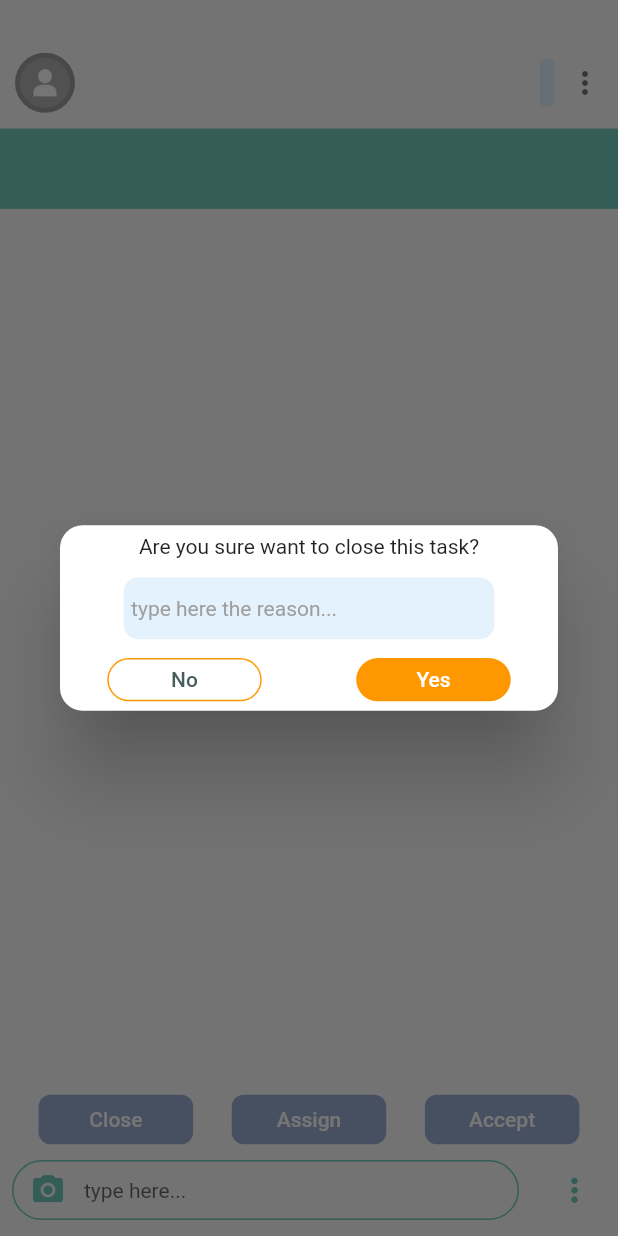
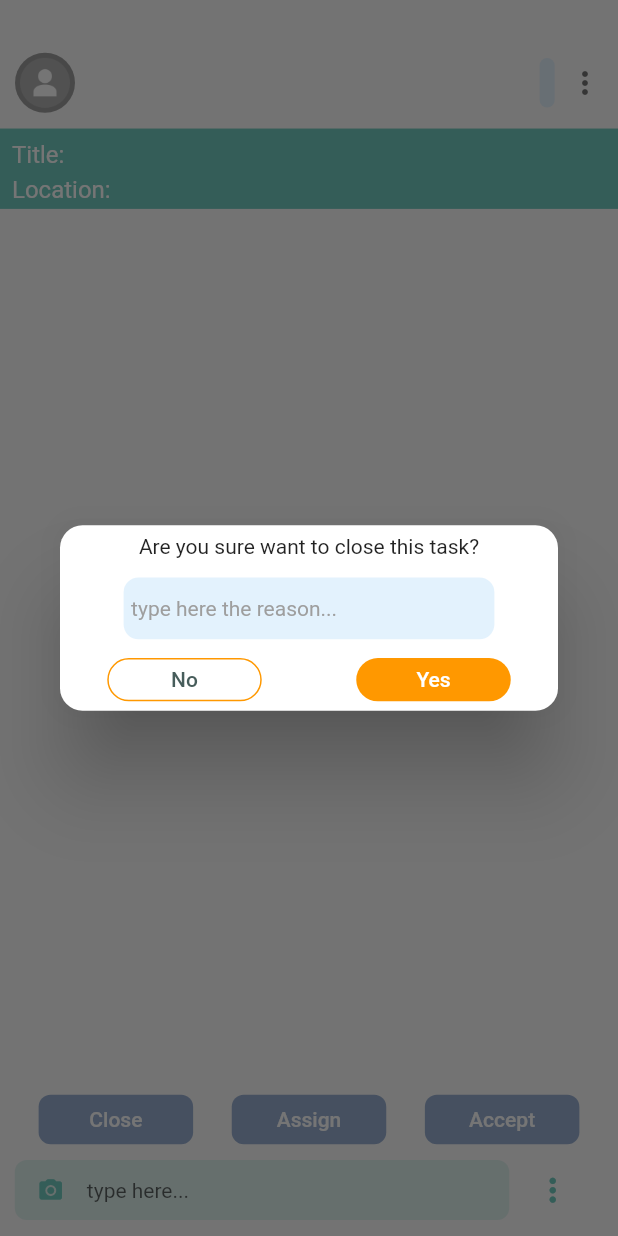
Before and after one commit to hilman117/inboxapp, a Flutter app: the Chatroom screen opened directly with empty values, after a tap on "Close", on a phone screen of 412 x 824 dp. Run offline on Flutter 3.47's test engine with Material 2 defaults, Android fonts, the phone set to English and light mode, and no system bars; our stand-ins replace animated_list_plus, awesome_notifications, cloud_firestore, connectivity_plus, dotted_border, firebase_auth and 16 more; missing offline and left inert: flutter_animated_dialog; accounts and stored records are empty; network calls fail; statements that could not run were skipped; project files that could hold a hidden picture were left out.

Commit message:
Update UI

```diff
--- a/lib/Screens/chatroom/chatroom.dart
+++ b/lib/Screens/chatroom/chatroom.dart
@@ -194,8 +194,6 @@ class _ChatroomState extends State<Chatroom>
                                           ['sender'],
                                       snapshot.data!['comment'][index]
                                           ['commentBody'],
-                                      snapshot.data!['comment'][index]
-                                          ['description'],
                                       snapshot.data!['comment'][index]
                                           ['accepted'],
                                       snapshot.data!['comment'][index]['esc'],
--- a/lib/Screens/chatroom/widget/custom_appbar_chatroom.dart
+++ b/lib/Screens/chatroom/widget/custom_appbar_chatroom.dart
@@ -89,14 +89,14 @@ Widget chatroomAppbar(
                     mainAxisAlignment: MainAxisAlignment.center,
                     children: [
                       Text(
-                        title,
+                        'Title: $title',
                         style: TextStyle(color: Colors.white, fontSize: 16),
                       ),
                       SizedBox(
                         height: Get.height * 0.005,
                       ),
                       Text(
-                        lokasi,
+                        'Location: $lokasi',
                         style: TextStyle(color: Colors.white, fontSize: 16),
                       ),
                     ],
--- a/lib/Screens/chatroom/widget/keyboard.dart
+++ b/lib/Screens/chatroom/widget/keyboard.dart
@@ -19,13 +19,18 @@ Widget keyboardChat(
     width: double.infinity,
     child: Row(
       children: [
-        Expanded(
-          child: Container(
-            padding: const EdgeInsets.symmetric(horizontal: 8),
+        SizedBox(
+          width: Get.width * 0.024,
+        ),
+        Container(
+          decoration: BoxDecoration(
+              color: mainColor.withOpacity(0.2),
+              borderRadius: BorderRadius.circular(8)),
+          width: Get.width * 0.8,
+          padding: const EdgeInsets.symmetric(horizontal: 0),
           height: 40,
           child: TextFormField(
-              controller:
-                  Provider.of<ChatRoomController>(context, listen: false)
+            controller: Provider.of<ChatRoomController>(context, listen: false)
                 .commentBody,
             cursorColor: mainColor,
             textAlignVertical: TextAlignVertical.center,
@@ -40,6 +45,8 @@ Widget keyboardChat(
             maxLines: 5,
             style: const TextStyle(fontSize: 14, overflow: TextOverflow.clip),
             decoration: InputDecoration(
+              isDense: true,
+              border: InputBorder.none,
               hintText: "type here...",
               hintStyle: const TextStyle(fontSize: 14),
               contentPadding: const EdgeInsets.symmetric(vertical: 0),
@@ -52,13 +59,12 @@ Widget keyboardChat(
                   color: mainColor,
                 ),
               ),
-                focusedBorder: OutlineInputBorder(
-                    borderRadius: BorderRadius.circular(30),
-                    borderSide: BorderSide(color: mainColor, width: 1)),
-                enabledBorder: OutlineInputBorder(
-                    borderRadius: BorderRadius.circular(30),
-                    borderSide: BorderSide(color: mainColor, width: 1)),
-              ),
+              // focusedBorder: OutlineInputBorder(
+              //     borderRadius: BorderRadius.circular(8),
+              //     borderSide: BorderSide(color: mainColor, width: 1)),
+              // enabledBorder: OutlineInputBorder(
+              //     borderRadius: BorderRadius.circular(8),
+              //     borderSide: BorderSide(color: mainColor, width: 1)),
             ),
           ),
         ),
--- a/lib/Screens/chatroom/widget/right_bubble/right_bubble.dart
+++ b/lib/Screens/chatroom/widget/right_bubble/right_bubble.dart
@@ -10,7 +10,7 @@ Widget rightBubble(
     String time,
     String senderMsgName,
     String message,
-    String description,
+    // String description,
     String isAccepted,
     String esc,
     String assign,
@@ -23,11 +23,12 @@ Widget rightBubble(
           ? SizedBox()
           : (assign != '')
               ? SizedBox()
+              : (message == '')
+                  ? SizedBox()
                   : MyMessage(
                       commentList: commentList,
                       time: time,
                       message: message,
-                  description: description,
                       image: image,
                       senderMsgName: senderMsgName),
       //widget pesan yg ditampilkan ketika status diterima............
--- a/lib/Screens/create/create_request_controller.dart
+++ b/lib/Screens/create/create_request_controller.dart
@@ -267,8 +267,7 @@ class CreateRequestController with ChangeNotifier {
         'comment': FieldValue.arrayUnion([
           {
             'commentId': Uuid().v4(),
-            'commentBody':
-                "has created a request for \nlocation:$location  \nTitle: $_selectedTitle",
+            'commentBody': controller.text.isEmpty ? '' : controller.text,
             'accepted': "",
             'esc': "",
             'assignTask': "",
```
Also changed, not shown: lib/Screens/chatroom/widget/right_bubble/my_message.dart (+11 -11 lines). Lines whose indentation alone changed are shown as unchanged.
